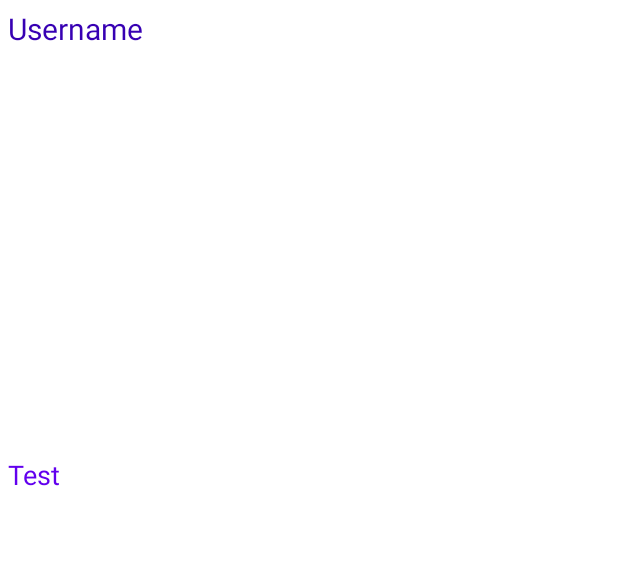
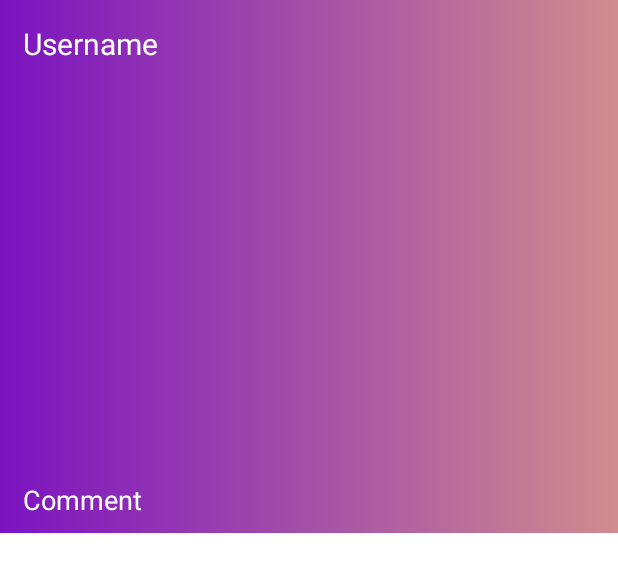
Before and after one commit to enesgunumdogdu/Social-Media-App, an Android app: the layout recycler_row.xml on its own in the app's theme, with its tools: preview values and no code run, on a phone screen of 412 x 824 dp. Shown: the top 572 px of the screen. Run offline under Robolectric (Android 15) with nearby library versions, the phone set to English and light mode, and no system bars.

Commit message:
design changes

```diff
--- a/app/build.gradle
+++ b/app/build.gradle
@@ -43,12 +43,13 @@ dependencies {
     implementation 'com.google.firebase:firebase-analytics-ktx'
     implementation 'com.google.firebase:firebase-auth-ktx'
     implementation 'com.google.firebase:firebase-storage-ktx'
+    implementation 'com.squareup.picasso:picasso:2.8'
 
     implementation 'androidx.core:core-ktx:1.10.1'
     implementation 'androidx.appcompat:appcompat:1.6.1'
     implementation 'com.google.android.material:material:1.9.0'
     implementation 'androidx.constraintlayout:constraintlayout:2.1.4'
-    implementation 'com.google.firebase:firebase-firestore-ktx:24.1.0'
+    implementation 'com.google.firebase:firebase-firestore-ktx:24.6.1'
     testImplementation 'junit:junit:4.13.2'
     androidTestImplementation 'androidx.test.ext:junit:1.1.5'
     androidTestImplementation 'androidx.test.espresso:espresso-core:3.5.1'
--- a/app/src/main/java/com/enesgunumdogdu/kotlininstagram/adapter/FeedRecyclerAdapter.kt
+++ b/app/src/main/java/com/enesgunumdogdu/kotlininstagram/adapter/FeedRecyclerAdapter.kt
@@ -5,6 +5,7 @@ import android.view.ViewGroup
 import androidx.recyclerview.widget.RecyclerView
 import com.enesgunumdogdu.kotlininstagram.databinding.RecyclerRowBinding
 import com.enesgunumdogdu.kotlininstagram.model.Post
+import com.squareup.picasso.Picasso
 
 class FeedRecyclerAdapter(private val postList : ArrayList<Post>) : RecyclerView.Adapter<FeedRecyclerAdapter.PostHolder>() {
 
@@ -26,6 +27,7 @@ class FeedRecyclerAdapter(private val postList : ArrayList<Post>) : RecyclerView
     override fun onBindViewHolder(holder: PostHolder, position: Int) {
         holder.binding.recyclerUsernameText.text = postList.get(position).email
         holder.binding.recyclerCommentText.text = postList.get(position).comment
+        Picasso.get().load(postList.get(position).downloadUrl).into(holder.binding.recyclerImageView)
     }
 
 }
--- a/app/src/main/res/layout/activity_feed.xml
+++ b/app/src/main/res/layout/activity_feed.xml
@@ -4,6 +4,7 @@
     xmlns:tools="http://schemas.android.com/tools"
     android:layout_width="match_parent"
     android:layout_height="match_parent"
+    android:background="@drawable/gradient_background2"
     tools:context=".view.FeedActivity">
 
     <androidx.recyclerview.widget.RecyclerView
@@ -19,7 +20,7 @@
         android:id="@+id/bottomNavigationView"
         android:layout_width="0dp"
         android:layout_height="wrap_content"
-        android:background="?android:attr/windowBackground"
+        android:background="@drawable/gradient_background2"
         app:menu="@menu/menu"
         app:layout_constraintBottom_toBottomOf="parent"
         app:layout_constraintStart_toStartOf="parent"
--- a/app/src/main/res/layout/activity_upload.xml
+++ b/app/src/main/res/layout/activity_upload.xml
@@ -4,6 +4,7 @@
     xmlns:tools="http://schemas.android.com/tools"
     android:layout_width="match_parent"
     android:layout_height="match_parent"
+    android:background="@drawable/gradient_background2"
     tools:context=".view.UploadActivity">
 
     <ImageView
@@ -39,4 +40,7 @@
         app:layout_constraintEnd_toEndOf="parent"
         app:layout_constraintStart_toStartOf="parent"
         app:layout_constraintTop_toBottomOf="@+id/commentText" />
+
+
+
 </androidx.constraintlayout.widget.ConstraintLayout>
--- a/app/src/main/res/layout/recycler_row.xml
+++ b/app/src/main/res/layout/recycler_row.xml
@@ -3,6 +3,7 @@
     xmlns:android="http://schemas.android.com/apk/res/android"
     android:layout_width="match_parent"
     android:layout_height="wrap_content"
+    android:background="@drawable/gradient_background2"
     android:orientation="vertical"
 
     >
@@ -13,8 +14,8 @@
         android:layout_height="wrap_content"
         android:text="Username"
         android:textSize="20sp"
-        android:layout_margin="5dp"
-        android:textColor="@color/purple_700"
+        android:layout_margin="15dp"
+        android:textColor="@color/white"
 
         >
     </TextView>
@@ -26,18 +27,27 @@
         android:layout_gravity="center"
         android:layout_margin="5dp"
 
-        >
-    </ImageView>
+        ></ImageView>
 
     <TextView
         android:id="@+id/recyclerCommentText"
         android:layout_width="match_parent"
         android:layout_height="wrap_content"
         android:textSize="18sp"
-        android:text="Test"
-        android:textColor="@color/purple_500"
-        android:layout_margin="5dp"
+        android:text="Comment"
+        android:textColor="@color/white"
+        android:layout_marginTop="2dp"
+        android:layout_marginStart="15dp"
 
         >
     </TextView>
+
+    <View
+        android:layout_width="match_parent"
+        android:layout_height="1dp"
+        android:background="@color/white"
+        android:layout_marginTop="10dp">
+    </View>
+
+
 </LinearLayout>
```
Also changed, not shown: app/src/main/java/com/enesgunumdogdu/kotlininstagram/view/CreateAccountActivity.kt (+2 -8 lines), app/src/main/java/com/enesgunumdogdu/kotlininstagram/view/FeedActivity.kt (+16 -8 lines), app/src/main/java/com/enesgunumdogdu/kotlininstagram/view/MainActivity.kt (+3 -5 lines), app/src/main/java/com/enesgunumdogdu/kotlininstagram/view/UploadActivity.kt (+5 -12 lines).
